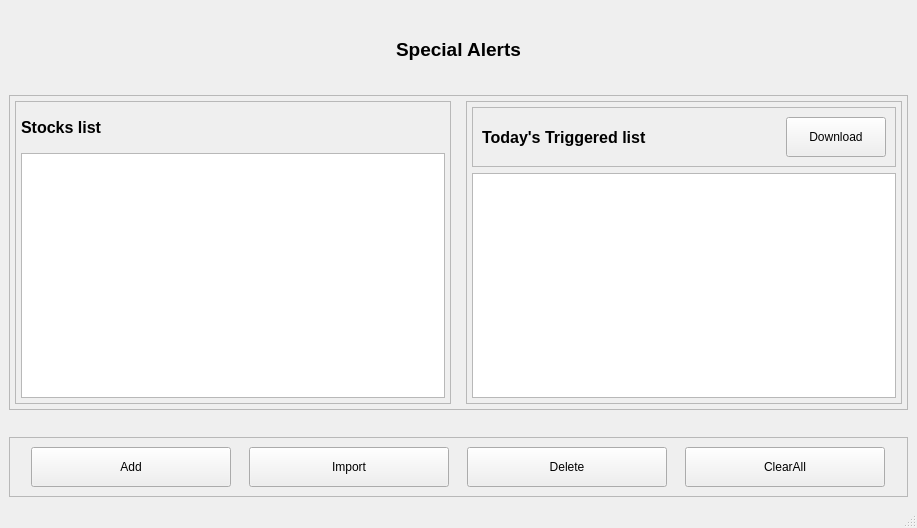
Qt form UIFiles/specialAlerts.ui (ShubhamMandavkar/TYLiveProjectt-StockAutomationSystem) before a commit.
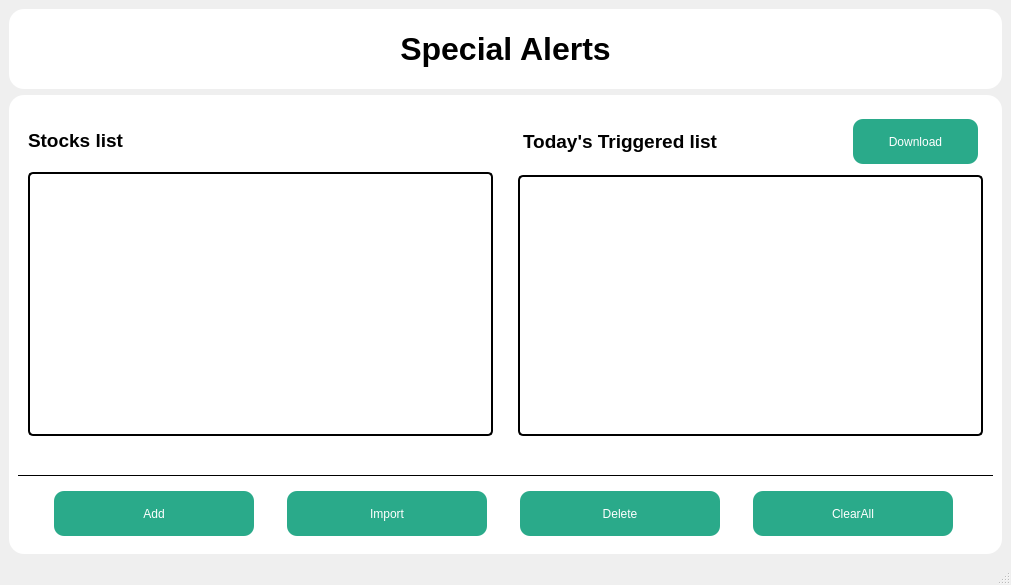
The same form after that commit.

Diff of the .ui file:
```diff
--- a/UIFiles/specialAlerts.ui
+++ b/UIFiles/specialAlerts.ui
@@ -6,8 +6,8 @@
    <rect>
     <x>0</x>
     <y>0</y>
-    <width>917</width>
-    <height>528</height>
+    <width>1011</width>
+    <height>585</height>
    </rect>
   </property>
   <property name="windowTitle">
@@ -25,12 +25,16 @@
       </property>
       <property name="font">
        <font>
-        <pointsize>14</pointsize>
+        <pointsize>24</pointsize>
         <bold>true</bold>
        </font>
       </property>
       <property name="styleSheet">
-       <string notr="true">color: rgb(0, 0, 0);</string>
+       <string notr="true">QLabel{
+	color: rgb(0, 0, 0);
+	border-radius : 15px;
+	background-color: white;
+}</string>
       </property>
       <property name="text">
        <string>Special Alerts</string>
@@ -47,6 +51,22 @@
      </widget>
     </item>
     <item>
+     <widget class="QFrame" name="frame_6">
+      <property name="styleSheet">
+       <string notr="true">QFrame{
+	color: rgb(0, 0, 0);
+	border-radius : 15px;
+	background-color:  white;
+}</string>
+      </property>
+      <property name="frameShape">
+       <enum>QFrame::StyledPanel</enum>
+      </property>
+      <property name="frameShadow">
+       <enum>QFrame::Raised</enum>
+      </property>
+      <layout class="QVBoxLayout" name="verticalLayout_4">
+       <item>
      <widget class="QFrame" name="frame_2">
       <property name="frameShape">
        <enum>QFrame::StyledPanel</enum>
@@ -102,7 +122,7 @@
             <property name="minimumSize">
              <size>
               <width>0</width>
-              <height>40</height>
+                 <height>52</height>
              </size>
             </property>
             <property name="maximumSize">
@@ -113,7 +133,7 @@
             </property>
             <property name="font">
              <font>
-              <pointsize>12</pointsize>
+                 <pointsize>14</pointsize>
               <bold>true</bold>
              </font>
             </property>
@@ -136,12 +156,21 @@
               <bold>true</bold>
              </font>
             </property>
+               <property name="styleSheet">
+                <string notr="true">QTableView{
+	border-radius : 5px;
+	border: 2px solid black;
+}</string>
+               </property>
             <property name="selectionMode">
              <enum>QAbstractItemView::SingleSelection</enum>
             </property>
             <property name="selectionBehavior">
              <enum>QAbstractItemView::SelectRows</enum>
             </property>
+               <property name="gridStyle">
+                <enum>Qt::DotLine</enum>
+               </property>
             <attribute name="horizontalHeaderVisible">
              <bool>true</bool>
             </attribute>
@@ -183,6 +212,18 @@
              <enum>QFrame::Raised</enum>
             </property>
             <layout class="QHBoxLayout" name="horizontalLayout_2">
+                <property name="leftMargin">
+                 <number>5</number>
+                </property>
+                <property name="topMargin">
+                 <number>5</number>
+                </property>
+                <property name="rightMargin">
+                 <number>5</number>
+                </property>
+                <property name="bottomMargin">
+                 <number>5</number>
+                </property>
              <item>
               <widget class="QLabel" name="lblTodaysTriggeredList">
                <property name="minimumSize">
@@ -199,7 +240,7 @@
                </property>
                <property name="font">
                 <font>
-                 <pointsize>12</pointsize>
+                    <pointsize>14</pointsize>
                  <bold>true</bold>
                 </font>
                </property>
@@ -213,15 +254,28 @@
                <property name="minimumSize">
                 <size>
                  <width>80</width>
-                 <height>40</height>
+                    <height>45</height>
                 </size>
                </property>
                <property name="maximumSize">
                 <size>
-                 <width>100</width>
-                 <height>16777215</height>
-                </size>
-               </property>
+                    <width>125</width>
+                    <height>100</height>
+                   </size>
+                  </property>
+                  <property name="styleSheet">
+                   <string notr="true">QPushButton{
+	background-color: #2AAA8A;
+	color: rgb(255, 255, 255);
+	border-radius : 10px;
+	padding: 5px;	
+}
+
+QPushButton:hover{
+	background-color: rgb(46, 186, 151);
+	color: rgb(0, 0, 0);
+}</string>
+                  </property>
                <property name="text">
                 <string>Download</string>
                </property>
@@ -243,12 +297,21 @@
               <bold>true</bold>
              </font>
             </property>
+               <property name="styleSheet">
+                <string notr="true">QTableView{
+	border: 2px solid black;
+	border-radius: 5px;
+}</string>
+               </property>
             <property name="selectionMode">
              <enum>QAbstractItemView::SingleSelection</enum>
             </property>
             <property name="selectionBehavior">
              <enum>QAbstractItemView::SelectRows</enum>
             </property>
+               <property name="gridStyle">
+                <enum>Qt::DotLine</enum>
+               </property>
             <attribute name="horizontalHeaderDefaultSectionSize">
              <number>150</number>
             </attribute>
@@ -282,6 +345,18 @@
       </property>
      </widget>
     </item>
+       <item>
+        <widget class="Line" name="line">
+         <property name="styleSheet">
+          <string notr="true">QFrame{
+	border-bottom: 1px solid black;
+}</string>
+         </property>
+         <property name="orientation">
+          <enum>Qt::Horizontal</enum>
+         </property>
+        </widget>
+       </item>
     <item>
      <widget class="QFrame" name="frame">
       <property name="frameShape">
@@ -291,50 +366,12 @@
        <enum>QFrame::Raised</enum>
       </property>
       <layout class="QGridLayout" name="gridLayout">
-       <item row="0" column="1">
-        <widget class="QPushButton" name="btnImport">
-         <property name="minimumSize">
-          <size>
-           <width>0</width>
-           <height>40</height>
-          </size>
-         </property>
-         <property name="maximumSize">
-          <size>
-           <width>200</width>
-           <height>16777215</height>
-          </size>
-         </property>
-         <property name="text">
-          <string>Import</string>
-         </property>
-        </widget>
-       </item>
-       <item row="0" column="2">
-        <widget class="QPushButton" name="btnDelete">
-         <property name="minimumSize">
-          <size>
-           <width>0</width>
-           <height>40</height>
-          </size>
-         </property>
-         <property name="maximumSize">
-          <size>
-           <width>200</width>
-           <height>16777215</height>
-          </size>
-         </property>
-         <property name="text">
-          <string>Delete</string>
-         </property>
-        </widget>
-       </item>
        <item row="0" column="0">
         <widget class="QPushButton" name="btnAdd">
          <property name="minimumSize">
           <size>
            <width>0</width>
-           <height>40</height>
+              <height>45</height>
           </size>
          </property>
          <property name="maximumSize">
@@ -343,6 +380,19 @@
            <height>16777215</height>
           </size>
          </property>
+            <property name="styleSheet">
+             <string notr="true">QPushButton{
+	background-color: #2AAA8A;
+	color: rgb(255, 255, 255);
+	border-radius : 10px;
+	padding: 5px;	
+}
+
+QPushButton:hover{
+	background-color: rgb(46, 186, 151);
+	color: rgb(0, 0, 0);
+}</string>
+            </property>
          <property name="text">
           <string>Add</string>
          </property>
@@ -353,7 +403,7 @@
          <property name="minimumSize">
           <size>
            <width>0</width>
-           <height>40</height>
+              <height>45</height>
           </size>
          </property>
          <property name="maximumSize">
@@ -362,11 +412,91 @@
            <height>16777215</height>
           </size>
          </property>
+            <property name="styleSheet">
+             <string notr="true">QPushButton{
+	background-color: #2AAA8A;
+	color: rgb(255, 255, 255);
+	border-radius : 10px;
+	padding: 5px;	
+}
+
+QPushButton:hover{
+	background-color: rgb(46, 186, 151);
+	color: rgb(0, 0, 0);
+}</string>
+            </property>
          <property name="text">
           <string>ClearAll</string>
          </property>
         </widget>
        </item>
+          <item row="0" column="1">
+           <widget class="QPushButton" name="btnImport">
+            <property name="minimumSize">
+             <size>
+              <width>0</width>
+              <height>45</height>
+             </size>
+            </property>
+            <property name="maximumSize">
+             <size>
+              <width>200</width>
+              <height>16777215</height>
+             </size>
+            </property>
+            <property name="styleSheet">
+             <string notr="true">QPushButton{
+	background-color: #2AAA8A;
+	color: rgb(255, 255, 255);
+	border-radius : 10px;
+	padding: 5px;	
+}
+
+QPushButton:hover{
+	background-color: rgb(46, 186, 151);
+	color: rgb(0, 0, 0);
+}</string>
+            </property>
+            <property name="text">
+             <string>Import</string>
+            </property>
+           </widget>
+          </item>
+          <item row="0" column="2">
+           <widget class="QPushButton" name="btnDelete">
+            <property name="minimumSize">
+             <size>
+              <width>0</width>
+              <height>45</height>
+             </size>
+            </property>
+            <property name="maximumSize">
+             <size>
+              <width>200</width>
+              <height>16777215</height>
+             </size>
+            </property>
+            <property name="styleSheet">
+             <string notr="true">QPushButton{
+	background-color: #2AAA8A;
+	color: rgb(255, 255, 255);
+	border-radius : 10px;
+	padding: 5px;	
+}
+
+QPushButton:hover{
+	background-color: rgb(46, 186, 151);
+	color: rgb(0, 0, 0);
+}</string>
+            </property>
+            <property name="text">
+             <string>Delete</string>
+            </property>
+           </widget>
+          </item>
+         </layout>
+        </widget>
+       </item>
       </layout>
      </widget>
     </item>
```
Left out of the diff: 2 changed lines with no effect on the pictures. Lines whose indentation alone changed are shown as unchanged.
